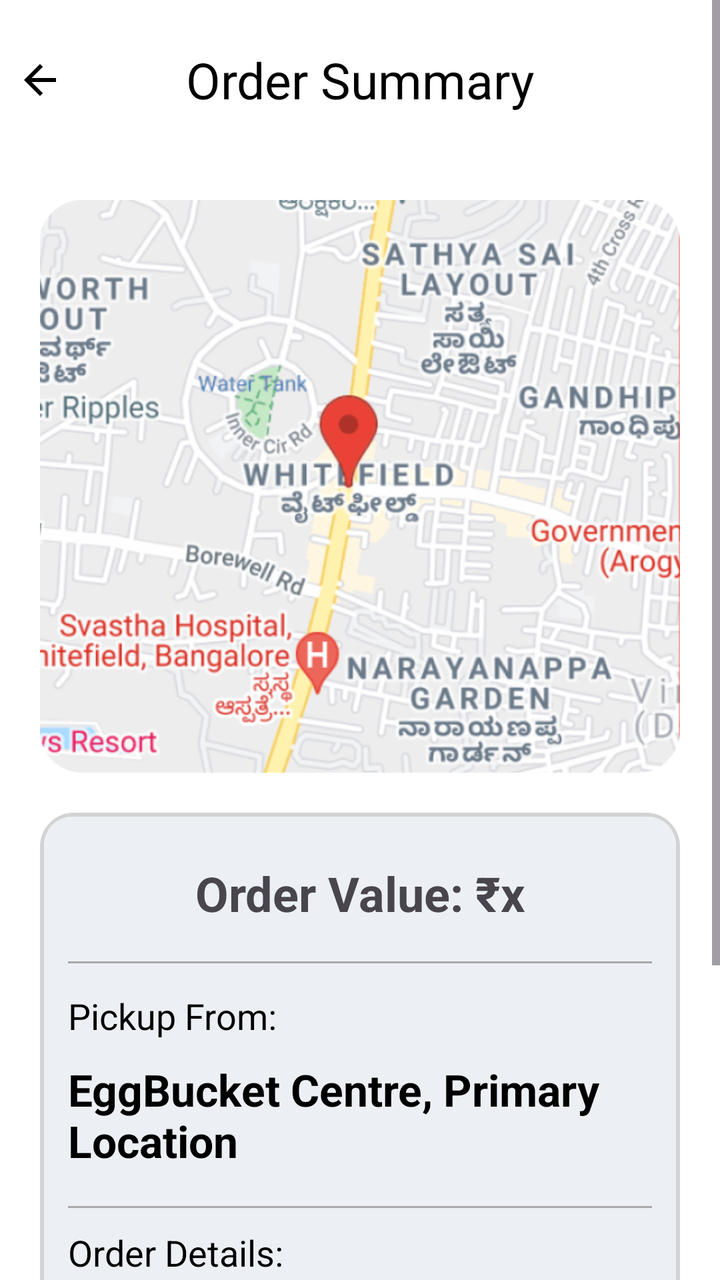
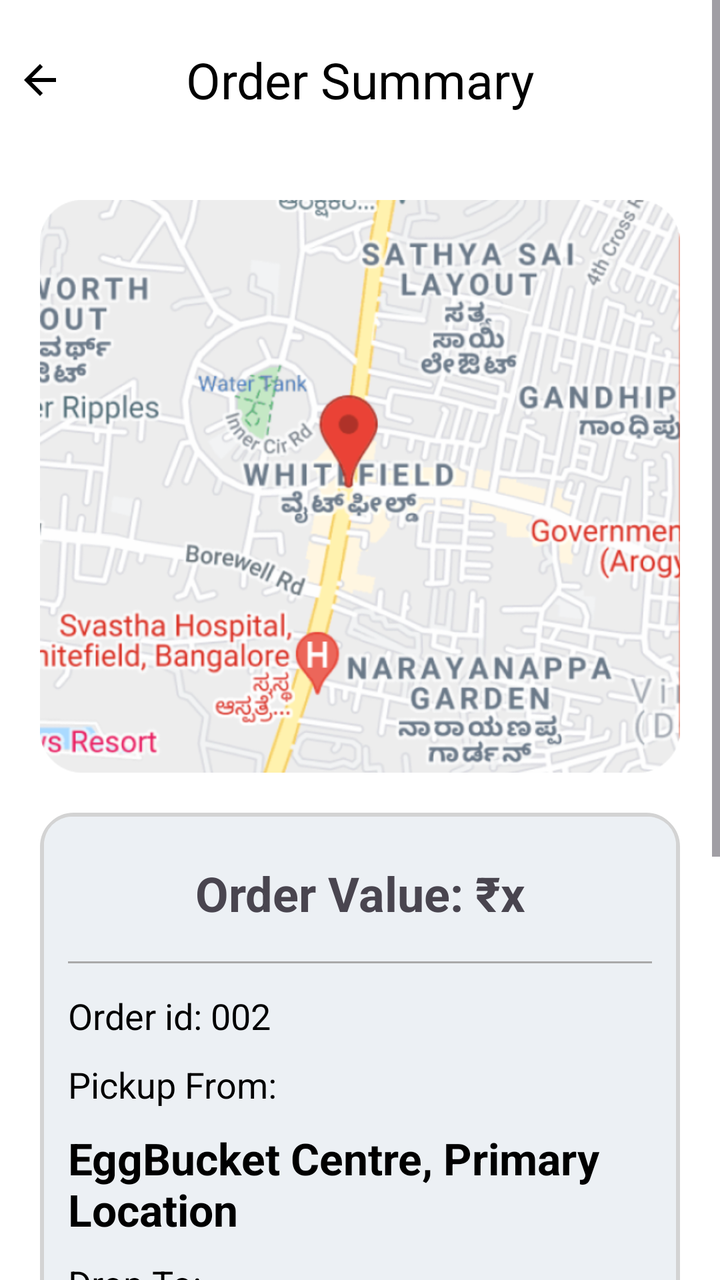

Before-and-after screenshots of an Android layout around one commit, followed by the original layout XML and the change that was made.
<!-- AndroidManifest.xml: application theme Theme.B2CDeliveryApp -->
<!-- res/layout/fragment_order_notification.xml -->
<?xml version="1.0" encoding="utf-8"?>
<FrameLayout xmlns:android="http://schemas.android.com/apk/res/android"
    xmlns:tools="http://schemas.android.com/tools"
    android:id="@+id/orderNotification"
    android:layout_width="match_parent"
    android:layout_height="match_parent"
    android:fitsSystemWindows="true"
    android:background="@color/white"
    xmlns:app="http://schemas.android.com/apk/res-auto"
    tools:context=".OrderNotification">

    
    <ScrollView
        android:layout_width="match_parent"
        android:layout_height="match_parent"
        android:fillViewport="true">

        <LinearLayout
            android:layout_width="match_parent"
            android:layout_height="wrap_content"
            android:orientation="vertical">

            
            <FrameLayout
                android:layout_width="match_parent"
                android:layout_height="wrap_content"
                android:background="@color/white"
                android:paddingVertical="20dp">

                <ImageView
                    android:id="@+id/backIcon"
                    android:layout_width="wrap_content"
                    android:layout_height="wrap_content"
                    android:layout_gravity="start|center_vertical"
                    android:contentDescription="Back"
                    android:padding="8dp"
                    android:scaleType="center"
                    android:src="@drawable/baseline_arrow_back_black"
                    app:tint="@color/black" />

                
                <TextView
                    android:id="@+id/titleText"
                    android:layout_width="wrap_content"
                    android:layout_height="wrap_content"
                    android:layout_gravity="center"
                    android:text="Order Summary"
                    android:textColor="@android:color/black"
                    android:textSize="25sp"
                    android:textStyle="normal" />
            </FrameLayout>

            <LinearLayout
                android:layout_width="match_parent"
                android:layout_height="wrap_content"
                android:layout_gravity="top"

                android:orientation="vertical"
                android:padding="20dp">

                
                <ImageView
                    android:layout_width="match_parent"
                    android:layout_height="wrap_content"
                    android:adjustViewBounds="true"
                    android:scaleType="fitCenter"
                    android:src="@drawable/map_random" />

                
                <LinearLayout
                    android:layout_width="match_parent"
                    android:layout_height="wrap_content"
                    android:layout_marginTop="20dp"
                    android:orientation="vertical"
                    android:background="@drawable/rounded_with_border"
                    android:padding="14dp">

                    
                    <TextView
                        android:layout_width="match_parent"
                        android:layout_height="wrap_content"
                        android:text="Order Value: ₹x"
                        android:textSize="24sp"
                        android:textStyle="bold"
                        android:paddingVertical="10dp"
                        android:gravity="center" />

                    <View
                        android:layout_width="match_parent"
                        android:layout_height="1dp"
                        android:layout_marginTop="8dp"
                        android:background="#A9A9A9"/>

                    
                    <TextView
                        android:layout_width="match_parent"
                        android:layout_height="wrap_content"
                        android:text="Pickup From:"
                        android:textColor="#000000"
                        android:textSize="18sp"
                        android:paddingTop="14dp" />
                    <TextView
                        android:layout_width="match_parent"
                        android:layout_height="wrap_content"
                        android:text="EggBucket Centre, Primary Location"
                        android:textColor="@color/black"
                        android:textStyle="bold"
                        android:textSize="22sp"
                        android:paddingTop="10dp"
                        android:paddingBottom="10dp" />

                    <View
                        android:layout_width="match_parent"
                        android:layout_height="1dp"
                        android:layout_marginTop="8dp"
                        android:background="#A9A9A9"/>

                    
                    <TextView
                        android:layout_width="match_parent"
                        android:layout_height="wrap_content"
                        android:text="Order Details:"
                        android:textColor="#000000"
                        android:textSize="18sp"
                        android:paddingTop="10dp" />
                    <LinearLayout
                        android:layout_width="match_parent"
                        android:layout_height="wrap_content"
                        android:orientation="vertical">

                        
                        <LinearLayout
                            android:layout_width="match_parent"
                            android:layout_height="wrap_content"
                            android:orientation="horizontal"
                            android:paddingVertical="8dp">

                            <TextView
                                android:layout_width="0dp"
                                android:layout_height="wrap_content"
                                android:layout_weight="1"
                                android:text="Eggs x 6"
                                android:textColor="@color/black"
                                android:textSize="20sp" />

                            <TextView
                                android:layout_width="0dp"
                                android:layout_height="wrap_content"
                                android:layout_weight="1"
                                android:text="1"
                                android:textColor="@color/black"
                                android:gravity="end"
                                android:textSize="20sp" />
                        </LinearLayout>

                        
                        <LinearLayout
                            android:layout_width="match_parent"
                            android:layout_height="wrap_content"
                            android:orientation="horizontal"
                            android:paddingVertical="8dp">

                            <TextView
                                android:layout_width="0dp"
                                android:layout_height="wrap_content"
                                android:layout_weight="1"
                                android:text="Eggs x 12"
                                android:textColor="@color/black"
                                android:textSize="20sp" />

                            <TextView
                                android:layout_width="0dp"
                                android:layout_height="wrap_content"
                                android:layout_weight="1"
                                android:text="3"
                                android:textColor="@color/black"
                                android:gravity="end"
                                android:textSize="20sp" />
                        </LinearLayout>
                    </LinearLayout>
                </LinearLayout>

                
                <RelativeLayout
                    android:layout_marginTop="20dp"
                    android:layout_width="match_parent"
                    android:layout_height="match_parent"
                    android:id="@+id/pickUpButton"
                    android:background="@color/white">

                    <RelativeLayout
                        android:id="@+id/outer_border"
                        android:layout_width="match_parent"
                        android:layout_height="70dp"
                        android:layout_alignParentBottom="true"
                        android:background="@drawable/rounded_outer_orange">

                        <RelativeLayout
                            android:id="@+id/sliding_pill"
                            android:layout_width="80dp"
                            android:layout_height="match_parent"
                            android:background="@drawable/rounded_pill">

                            <ImageView
                                android:id="@+id/double_arrows"
                                android:layout_width="30dp"
                                android:layout_height="30dp"
                                android:layout_centerInParent="true"
                                android:src="@drawable/double_arrow"
                                app:tint="@android:color/black" />
                        </RelativeLayout>
                    </RelativeLayout>
                </RelativeLayout>

            </LinearLayout>

        </LinearLayout>
    </ScrollView>

</FrameLayout>
<!-- resources referenced by this layout -->
<resources>
  <color name="black">#FF000000</color>
  <color name="white">#FFFFFFFF</color>
  <!-- drawable baseline_arrow_back_black (drawable) -->
  <vector xmlns:android="http://schemas.android.com/apk/res/android"
      android:autoMirrored="true"
      android:height="24dp"
      android:viewportHeight="24"
      android:viewportWidth="24"
      android:width="24dp">
  
      <path
          android:fillColor="?attr/colorControlNormal"
          android:pathData="M20,11H7.83l5.59,-5.59L12,4l-8,8 8,8 1.41,-1.41L7.83,13H20v-2z" />
  </vector>
  <!-- drawable double_arrow (drawable) -->
  <vector xmlns:android="http://schemas.android.com/apk/res/android"
      android:width="30dp"
      android:height="30dp"
      android:viewportWidth="24"
      android:viewportHeight="24">
  
      
      <path
          android:strokeColor="#000000"
          android:strokeWidth="2"
          android:pathData="M5,6l6,8 -6,8" />
  
      
      <path
          android:strokeColor="#000000"
          android:strokeWidth="2"
          android:pathData="M17,6l6,8 -6,8" />
  </vector>
  <!-- drawable map_random: png bitmap (drawable, 337106 bytes) -->
  <!-- drawable rounded_outer_orange (drawable) -->
  <shape xmlns:android="http://schemas.android.com/apk/res/android"
      android:shape="rectangle">
      
      <solid android:color="#FFA500" />
      
      <stroke android:width="4dp" android:color="#FFA500" />
      
      <corners android:radius="30dp" />
  </shape>
  <!-- drawable rounded_pill (drawable) -->
  <shape xmlns:android="http://schemas.android.com/apk/res/android"
      android:shape="rectangle">
      <solid android:color="#D3D3D3" />
      <corners android:radius="30dp" />
  </shape>
  <!-- drawable rounded_with_border (drawable) -->
  <layer-list xmlns:android="http://schemas.android.com/apk/res/android">
      
      <item>
          <shape android:shape="rectangle">
              <corners android:radius="16dp" />
              <stroke
                  android:width="2dp"
                  android:color="#D3D3D3"/>
              <solid android:color="@android:color/transparent" />
          </shape>
      </item>
  
      
      <item
          android:top="2dp"
      android:bottom="2dp"
      android:left="2dp"
      android:right="2dp">
      <shape android:shape="rectangle">
          <corners android:radius="14dp" />
          <solid android:color="#ECF0F4" />
      </shape>
  </item>
      </layer-list>
  <style name="Theme.B2CDeliveryApp" parent="Base.Theme.B2CDeliveryApp">
          <item name="android:windowTranslucentStatus">true</item>
          <item name="android:statusBarColor">@android:color/transparent</item>
      </style>
  <style name="Base.Theme.B2CDeliveryApp" parent="Theme.Material3.Light.NoActionBar">
          
          
      </style>
</resources>

<!-- the commit's change to res/layout/fragment_order_notification.xml (unified diff, before → after) -->
@@ -90,6 +90,14 @@
                         android:layout_height="1dp"
                         android:layout_marginTop="8dp"
                         android:background="#A9A9A9"/>
+                    <TextView
+                        android:id="@+id/order_id"
+                        android:layout_width="match_parent"
+                        android:layout_height="wrap_content"
+                        android:text="Order id: 002"
+                        android:textColor="#000000"
+                        android:textSize="18sp"
+                        android:paddingTop="14dp" />
 
                     
                     <TextView
@@ -98,11 +106,29 @@
                         android:text="Pickup From:"
                         android:textColor="#000000"
                         android:textSize="18sp"
-                        android:paddingTop="14dp" />
-                    <TextView
+                        android:paddingTop="10dp" />
+                    <TextView
+                        android:id="@+id/pickup_location"
                         android:layout_width="match_parent"
                         android:layout_height="wrap_content"
                         android:text="EggBucket Centre, Primary Location"
+                        android:textColor="@color/black"
+                        android:textStyle="bold"
+                        android:textSize="22sp"
+                        android:paddingTop="10dp"
+                        android:paddingBottom="5dp" />
+                    <TextView
+                        android:layout_width="match_parent"
+                        android:layout_height="wrap_content"
+                        android:text="Drop To:"
+                        android:textColor="#000000"
+                        android:textSize="18sp"
+                        android:paddingTop="5dp" />
+                    <TextView
+                        android:id="@+id/drop_location"
+                        android:layout_width="match_parent"
+                        android:layout_height="wrap_content"
+                        android:text="Consumer Location"
                         android:textColor="@color/black"
                         android:textStyle="bold"
                         android:textSize="22sp"
